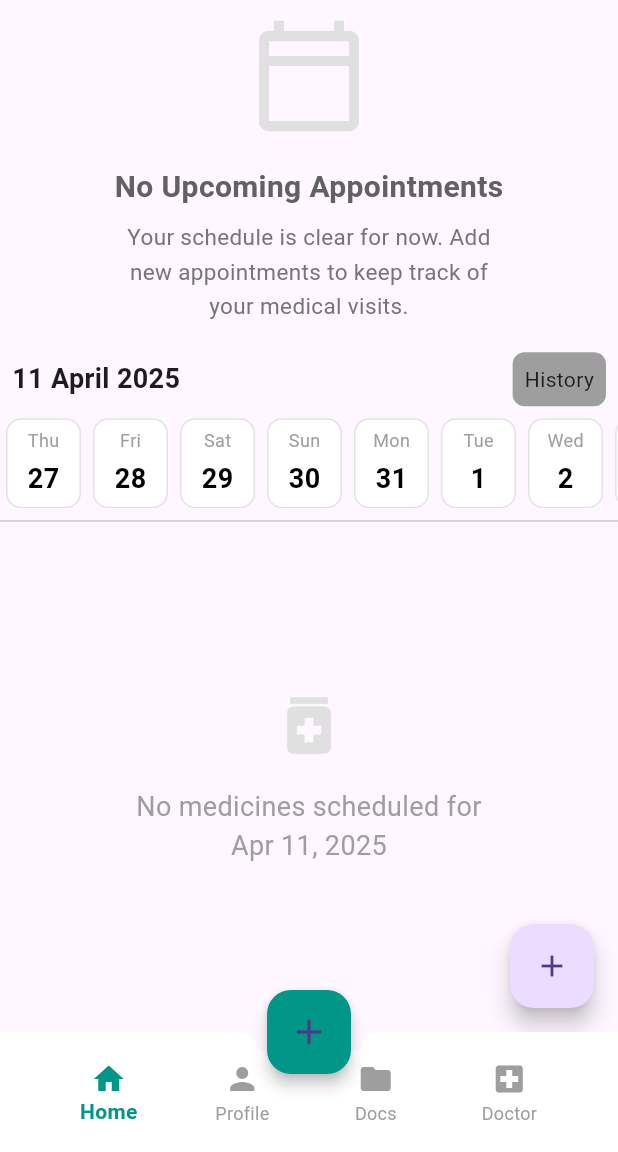
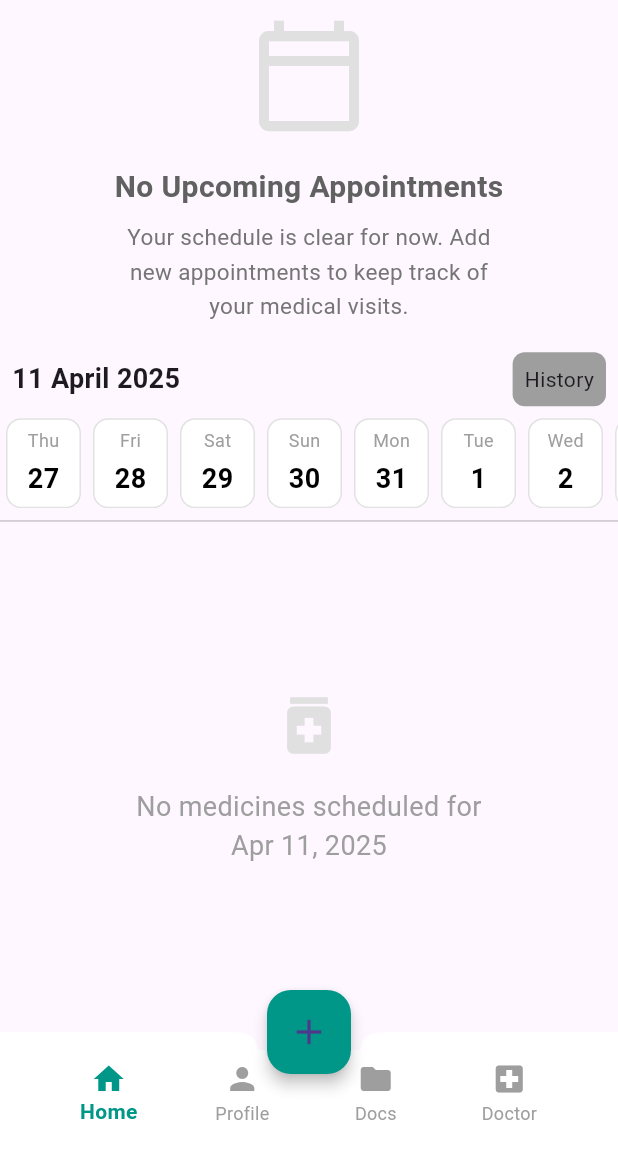
Before and after one commit to sifat5256/medi_gr_2_project, a Flutter app: the screen it shows once a user with an empty profile is signed in, on a phone screen of 412 x 824 dp, the part 84-1236 px from its top. Run offline on Flutter 3.47's test engine with Material 3 defaults, Android fonts, the phone set to English and light mode, and no system bars; our stand-ins replace animate_do, cloud_firestore, file_picker, firebase_auth, firebase_core, get and 8 more; accounts and stored records are empty; generated files the repository leaves out were written again.

Commit message:
update 4

```diff
--- a/lib/app/features/botttom_nav_bar/screen/home_screen.dart
+++ b/lib/app/features/botttom_nav_bar/screen/home_screen.dart
@@ -316,10 +316,10 @@ class _HomeScreenState extends State<HomeScreen> {
           ),
         ],
       ),
-      floatingActionButton: FloatingActionButton(
-        child: Icon(Icons.add),
-        onPressed: () => Get.to(() => AddEditMedicineScreen()),
-      ),
+      // floatingActionButton: FloatingActionButton(
+      //   child: Icon(Icons.add),
+      //   onPressed: () => Get.to(() => AddEditMedicineScreen()),
+      // ),
     );
   }
 
--- a/lib/main.dart
+++ b/lib/main.dart
@@ -22,13 +22,11 @@ class MyApp extends StatelessWidget {
   @override
   Widget build(BuildContext context) {
     return GetMaterialApp(
-      title: 'EarningPoint',
+      title: 'Medi Guardian',
       debugShowCheckedModeBanner: false,
       // getPages: [
       //   GetPage(name: '/', page: () => OnBoardingScreen()), // or your initial screen
-      //   GetPage(name: '/login', page: () => LoginScreen()),
-      //   GetPage(name: '/signup', page: () => SignupScreen()),
-      //   GetPage(name: '/profile', page: () => ProfileScreen()),
+      //
       //   // Add other routes as needed
       // ],
       theme: ThemeData(
```
Also changed, not shown: 1 other file.
